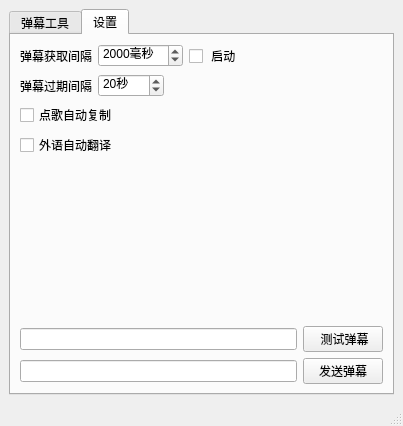
The window that mainwindow.ui (iwxyi/Bilibili-MagicalDanmaku) describes before a commit, drawn with Qt 5.
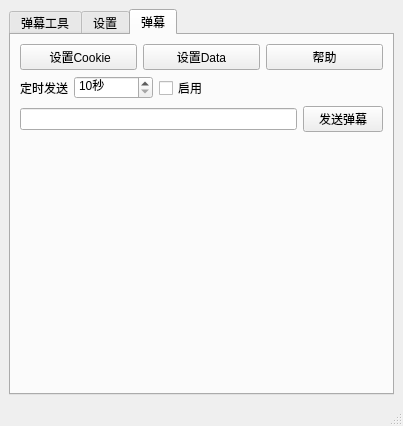
The same window after the commit.

Commit message: 添加定时发送弹幕

```diff
--- a/mainwindow.ui
+++ b/mainwindow.ui
@@ -18,7 +18,7 @@
     <item>
      <widget class="QTabWidget" name="tabWidget">
       <property name="currentIndex">
-       <number>1</number>
+       <number>2</number>
       </property>
       <widget class="QWidget" name="tab">
        <attribute name="title">
@@ -228,6 +228,88 @@
           </item>
          </layout>
         </item>
+       </layout>
+      </widget>
+      <widget class="QWidget" name="tab_3">
+       <attribute name="title">
+        <string>弹幕</string>
+       </attribute>
+       <layout class="QVBoxLayout" name="verticalLayout_4">
+        <item>
+         <layout class="QHBoxLayout" name="horizontalLayout_9">
+          <property name="topMargin">
+           <number>0</number>
+          </property>
+          <item>
+           <widget class="QPushButton" name="SetBrowserCookieButton">
+            <property name="text">
+             <string> 设置Cookie</string>
+            </property>
+           </widget>
+          </item>
+          <item>
+           <widget class="QPushButton" name="SetBrowserDataButton">
+            <property name="text">
+             <string>设置Data</string>
+            </property>
+           </widget>
+          </item>
+          <item>
+           <widget class="QPushButton" name="SetBrowserHelpButton">
+            <property name="text">
+             <string>帮助</string>
+            </property>
+           </widget>
+          </item>
+         </layout>
+        </item>
+        <item>
+         <layout class="QHBoxLayout" name="horizontalLayout_10">
+          <property name="topMargin">
+           <number>0</number>
+          </property>
+          <item>
+           <widget class="QLabel" name="label_4">
+            <property name="text">
+             <string>定时发送</string>
+            </property>
+           </widget>
+          </item>
+          <item>
+           <widget class="QSpinBox" name="SendMsgIntervalSpin">
+            <property name="suffix">
+             <string>秒</string>
+            </property>
+            <property name="minimum">
+             <number>10</number>
+            </property>
+            <property name="maximum">
+             <number>100000</number>
+            </property>
+           </widget>
+          </item>
+          <item>
+           <widget class="QCheckBox" name="SendMsgIntervalCheck">
+            <property name="text">
+             <string>启用</string>
+            </property>
+           </widget>
+          </item>
+          <item>
+           <spacer name="horizontalSpacer_3">
+            <property name="orientation">
+             <enum>Qt::Horizontal</enum>
+            </property>
+            <property name="sizeHint" stdset="0">
+             <size>
+              <width>40</width>
+              <height>20</height>
+             </size>
+            </property>
+           </spacer>
+          </item>
+         </layout>
+        </item>
         <item>
          <layout class="QHBoxLayout" name="horizontalLayout_8">
           <property name="topMargin">
@@ -245,6 +327,19 @@
           </item>
          </layout>
         </item>
+        <item>
+         <spacer name="verticalSpacer_3">
+          <property name="orientation">
+           <enum>Qt::Vertical</enum>
+          </property>
+          <property name="sizeHint" stdset="0">
+           <size>
+            <width>20</width>
+            <height>40</height>
+           </size>
+          </property>
+         </spacer>
+        </item>
        </layout>
       </widget>
      </widget>
```
Left out of the diff: 4 changed lines with no effect on the pictures. The commit also changes 2 other files.
